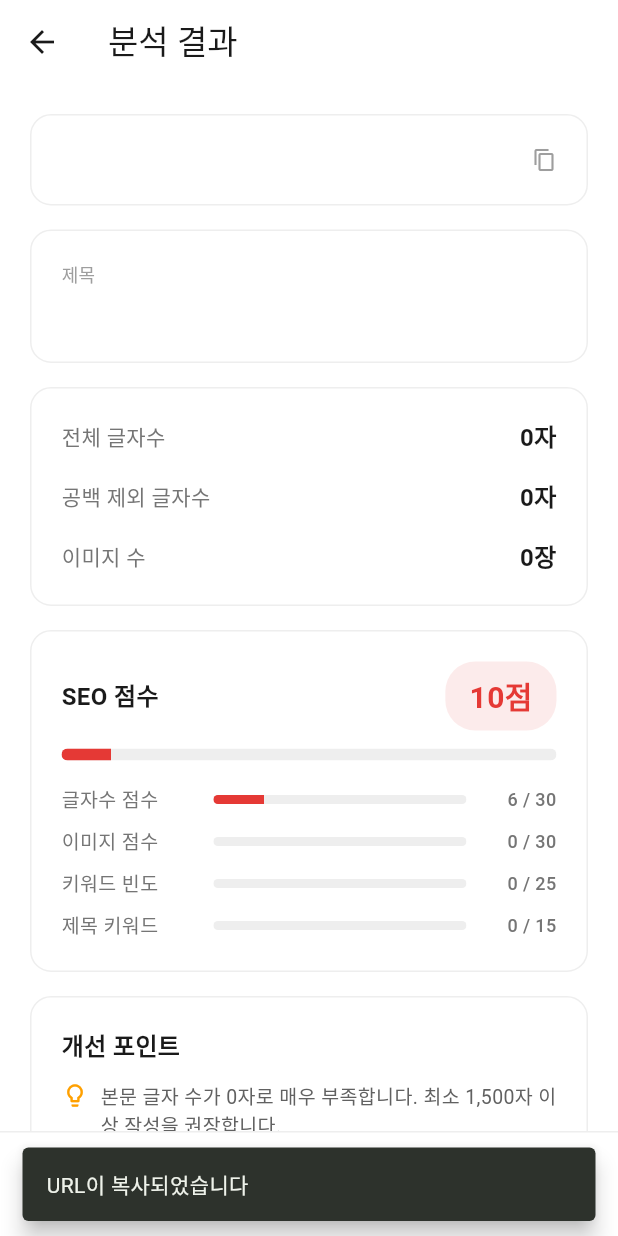
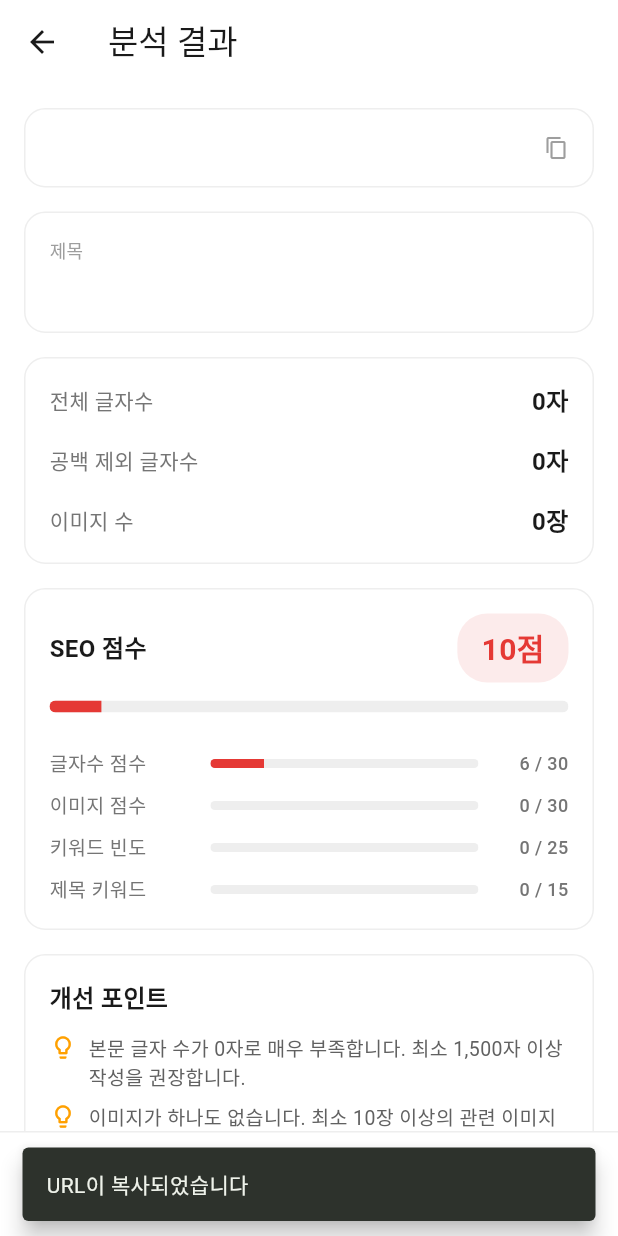
Before and after one commit to NamGideokk/bloglyzer, a Flutter app: the ResultScreen screen opened directly with empty values, after a tap on the "content copy" icon, on a phone screen of 412 x 824 dp. Run offline on Flutter 3.47's test engine with Material 3 defaults, Android fonts, the phone set to English and light mode, and no system bars; our stand-ins replace flutter_svg.

Commit message:
ui: 결과 화면 패딩 조정 및 하단 입력란 높이 동적 측정
페이지/컨테이너 패딩 16으로 통일, 하단 키워드 입력란 높이를
동적으로 측정하여 스크롤 여백에 반영.

Co-Authored-By: Claude Opus 4.6 (1M context) <noreply@anthropic.com>

```diff
--- a/lib/screens/result_screen.dart
+++ b/lib/screens/result_screen.dart
@@ -20,14 +20,27 @@ class _ResultScreenState extends State<ResultScreen> {
   final _keywordController = TextEditingController();
   final _scrollController = ScrollController();
   final _keywordSectionKey = GlobalKey();
+  final _inputBarKey = GlobalKey();
   final _scorer = SeoScorer();
   final _keywords = <String>[];
   late SeoResult _seoResult;
+  double _inputBarHeight = 0;
 
   @override
   void initState() {
     super.initState();
     _recalculate();
+    WidgetsBinding.instance.addPostFrameCallback((_) => _measureInputBar());
+  }
+
+  void _measureInputBar() {
+    final context = _inputBarKey.currentContext;
+    if (context != null) {
+      final height = context.size?.height ?? 0;
+      if (height != _inputBarHeight) {
+        setState(() => _inputBarHeight = height);
+      }
+    }
   }
 
   @override
@@ -103,7 +116,7 @@ class _ResultScreenState extends State<ResultScreen> {
         children: [
           SingleChildScrollView(
             controller: _scrollController,
-            padding: const EdgeInsets.fromLTRB(20, 20, 20, 90),
+            padding: EdgeInsets.fromLTRB(16, 16, 16, _inputBarHeight),
             child: Column(
               crossAxisAlignment: CrossAxisAlignment.start,
           children: [
@@ -281,7 +294,7 @@ class _ResultScreenState extends State<ResultScreen> {
                       minHeight: 8,
                     ),
                   ),
-                  const SizedBox(height: 16),
+                  const SizedBox(height: 24),
                   _buildScoreDetail('글자수 점수', _seoResult.charScore, 30),
                   const SizedBox(height: 8),
                   _buildScoreDetail('이미지 점수', _seoResult.imageScore, 30),
@@ -387,6 +400,7 @@ class _ResultScreenState extends State<ResultScreen> {
             right: 0,
             bottom: 0,
             child: Container(
+              key: _inputBarKey,
               padding: EdgeInsets.fromLTRB(
                   16, 12, 16, 12 + MediaQuery.of(context).padding.bottom),
               decoration: BoxDecoration(
@@ -553,7 +567,7 @@ class _ResultScreenState extends State<ResultScreen> {
     return Container(
       key: key,
       width: double.infinity,
-      padding: const EdgeInsets.all(20),
+      padding: const EdgeInsets.all(16),
       decoration: BoxDecoration(
         color: Colors.white,
         borderRadius: BorderRadius.circular(14),
```
